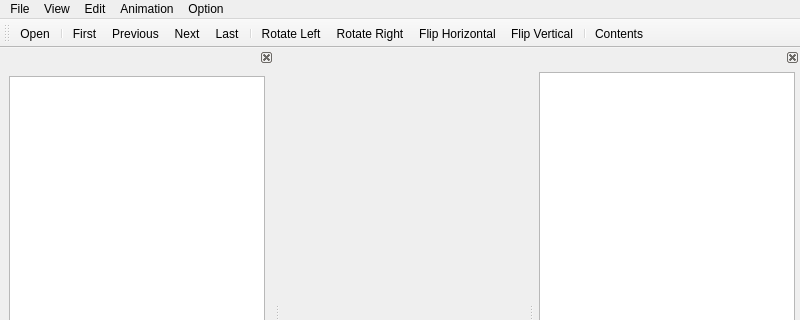
Qt form mainwindow.ui (royqh1979/QImageViewer) before a commit; both pictures show x 0 to 800 and y 0 to 320 of the 800 by 600 pixel window.
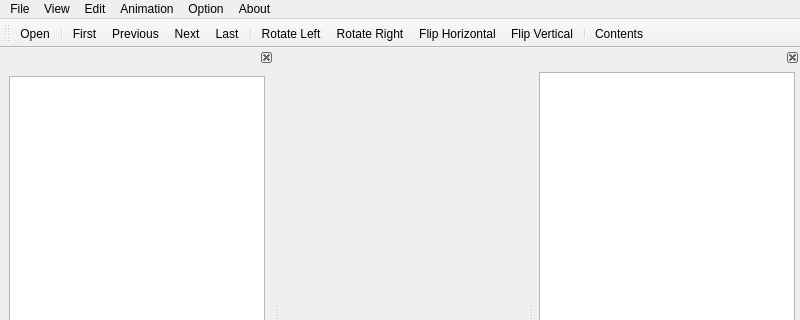
The same form after that commit. Icons and pictures are not drawn. Custom widgets are drawn as their Qt base class.

Commit message: Add about dialog.

The edit to the form file:
```diff
--- a/mainwindow.ui
+++ b/mainwindow.ui
@@ -85,11 +85,18 @@
     </property>
     <addaction name="actionCopy"/>
    </widget>
+   <widget class="QMenu" name="menuAbout">
+    <property name="title">
+     <string>About</string>
+    </property>
+    <addaction name="actionAbout"/>
+   </widget>
    <addaction name="menuFile"/>
    <addaction name="menuView"/>
    <addaction name="menuEdit"/>
    <addaction name="menuAnimation"/>
    <addaction name="menuOption"/>
+   <addaction name="menuAbout"/>
   </widget>
   <widget class="QStatusBar" name="statusbar"/>
   <widget class="QDockWidget" name="dockMetaInfo">
```
Left out of the diff: 5 changed lines with no effect on the pictures. The commit also changes 4 other files.
